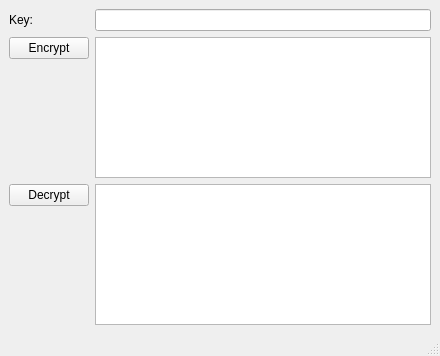
BOB450/Text-Encypter-GUI, file Calculator/mainwindow.ui: the form before one commit.
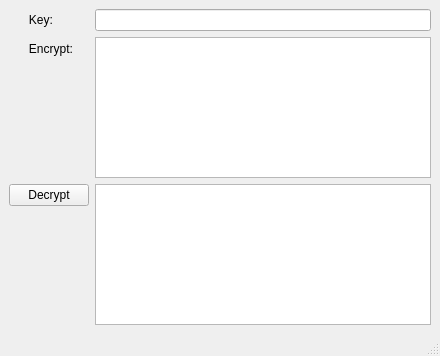
The form after the commit.

Commit message: entering costom keys now work but they have to be three characters that is being fixed

Diff of the .ui file:
```diff
--- a/Calculator/mainwindow.ui
+++ b/Calculator/mainwindow.ui
@@ -21,13 +21,6 @@
     <property name="topMargin">
      <number>9</number>
     </property>
-    <item row="1" column="0">
-     <widget class="QPushButton" name="pushButton">
-      <property name="text">
-       <string>Encrypt</string>
-      </property>
-     </widget>
-    </item>
     <item row="3" column="0">
      <widget class="QPushButton" name="pushButton_2">
       <property name="text">
@@ -47,7 +40,14 @@
     <item row="0" column="0">
      <widget class="QLabel" name="label">
       <property name="text">
-       <string>Key:          </string>
+       <string>      Key:          </string>
+      </property>
+     </widget>
+    </item>
+    <item row="1" column="0">
+     <widget class="QLabel" name="label_2">
+      <property name="text">
+       <string>      Encrypt:</string>
       </property>
      </widget>
     </item>
```
Left out of the diff: 2 changed lines with no effect on the pictures. The commit also changes 2 other files.
